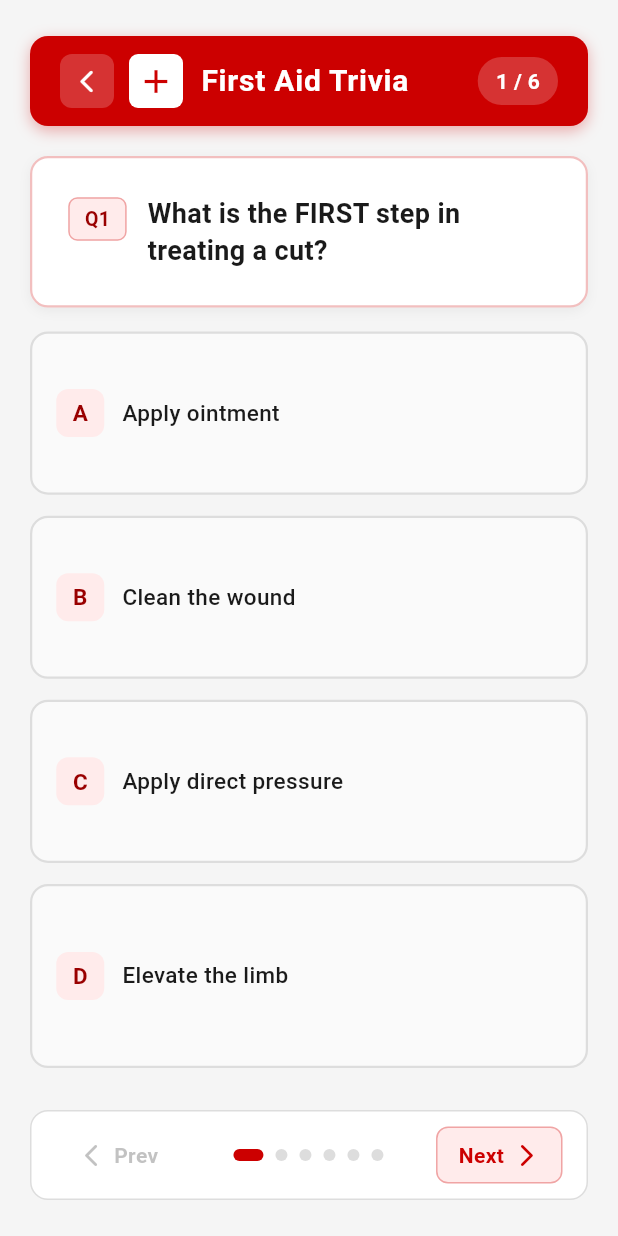
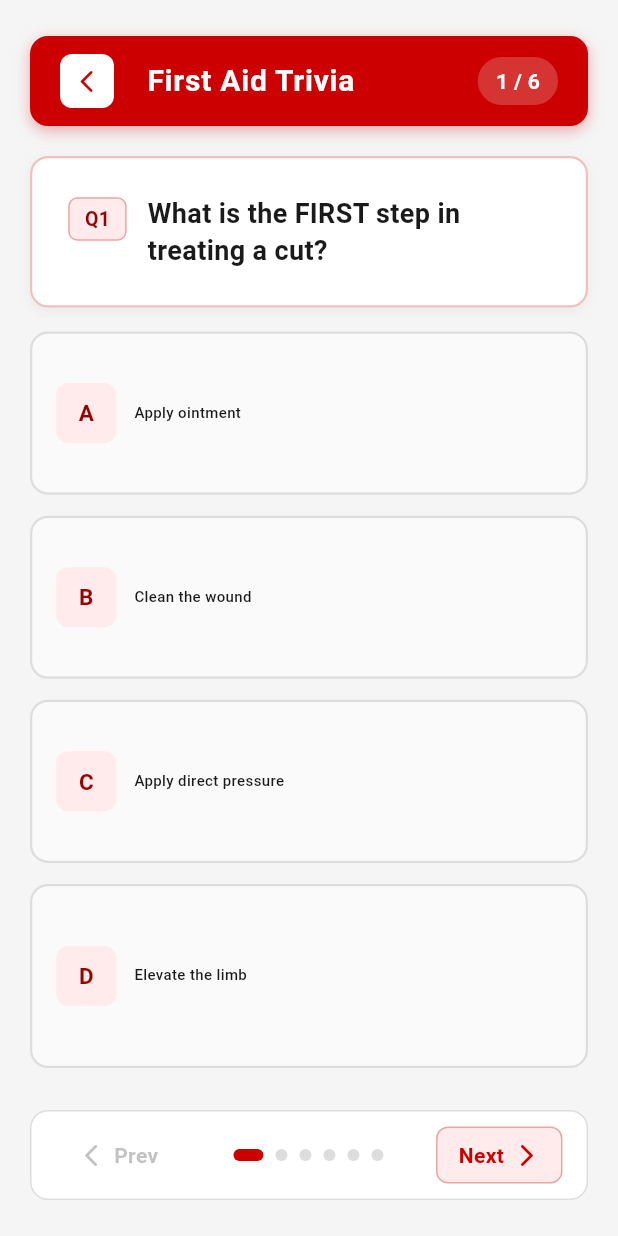
Before and after one commit to ihm1214/HerdA4G, a Flutter app: the TriviaScreen screen opened directly, on a phone screen of 412 x 824 dp. Run offline on Flutter 3.47's test engine with Material 3 defaults, Android fonts, the phone set to English and light mode, and no system bars.

Commit message:
question page updates

```diff
--- a/lib/trivia.dart
+++ b/lib/trivia.dart
@@ -225,28 +225,28 @@ class _TriviaScreenState extends State<TriviaScreen> {
       children: [
         // Back Button
         GestureDetector(
-          onTap: () => Navigator.pop(context),
+          onTap: () => Navigator.of(context, rootNavigator: true).pop(),
           child: Container(
             width: 36,
             height: 36,
             decoration: BoxDecoration(
-                color: kWhite.withOpacity(0.2),
+                color: kWhite,
                 borderRadius: BorderRadius.circular(8)),
             child: const Center(
               child: Icon(Icons.arrow_back_ios_rounded,
-                  color: kWhite, size: 18),
+                  color: kRed, size: 18),
             ),
           ),
         ),
         const SizedBox(width: 10),
         // First Aid Icon
-        Container(
-          width: 36,
-          height: 36,
-          decoration: BoxDecoration(
-              color: kWhite, borderRadius: BorderRadius.circular(6)),
-          child: const Center(child: Icon(Icons.add, color: kRed, size: 26)),
-        ),
+        // Container(
+        //   width: 36,
+        //   height: 36,
+        //   decoration: BoxDecoration(
+        //       color: kWhite, borderRadius: BorderRadius.circular(6)),
+        //   child: const Center(child: Icon(Icons.add, color: kRed, size: 26)),
+        // ),
         const SizedBox(width: 12),
         const Text(
           'First Aid Trivia',
@@ -345,7 +345,7 @@ class _TriviaScreenState extends State<TriviaScreen> {
                     Expanded(child: _buildTile(1)),
                   ]),
                 ),
-                const SizedBox(height: 14),
+                const SizedBox(height: 18),
                 Expanded(
                   child: Row(children: [
                     Expanded(child: _buildTile(2)),
@@ -431,8 +431,9 @@ class _TriviaScreenState extends State<TriviaScreen> {
             children: [
               AnimatedContainer(
                 duration: const Duration(milliseconds: 250),
-                width: 32,
-                height: 32,
+                //this is where to adjust the answer dimensions
+                width: 40,
+                height: 40,
                 decoration: BoxDecoration(
                     color: labelBg,
                     borderRadius: BorderRadius.circular(8)),
@@ -452,7 +453,8 @@ class _TriviaScreenState extends State<TriviaScreen> {
                   _current.answers[index],
                   style: TextStyle(
                     color: textColor,
-                    fontSize: 15,
+                    fontSize: MediaQuery.of(context).size.width > 800 ? 20 : MediaQuery.of(context).size.width > 600 ? 15 : 10,
+
                     fontWeight: FontWeight.w500,
                     height: 1.35,
                   ),
```
